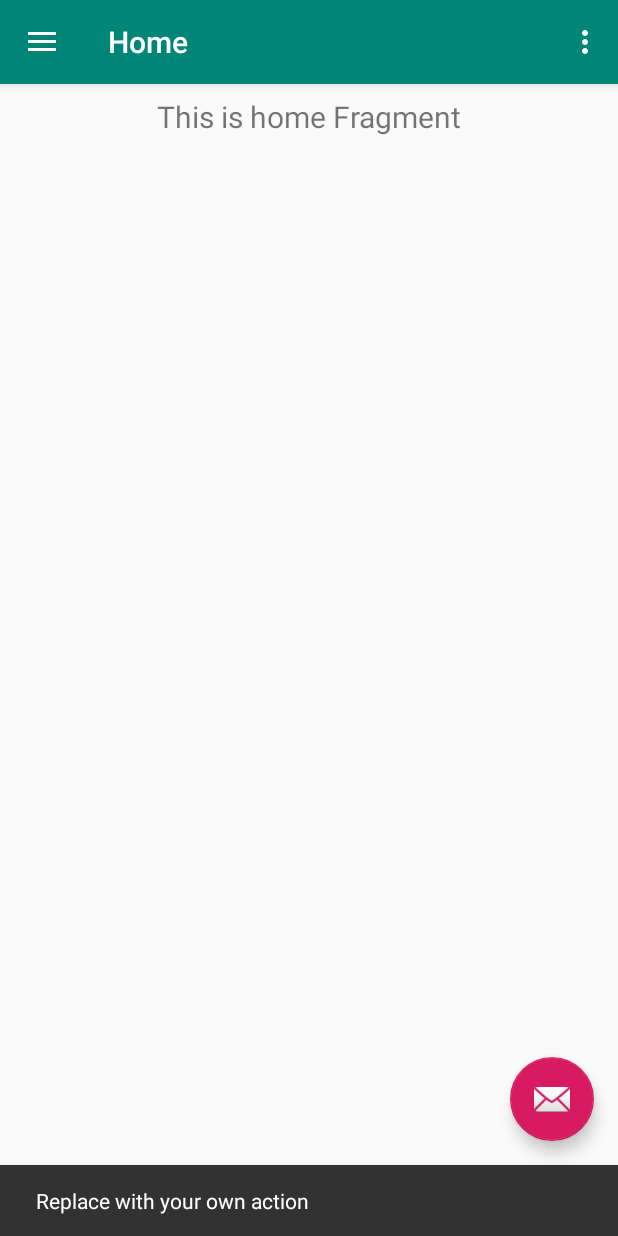
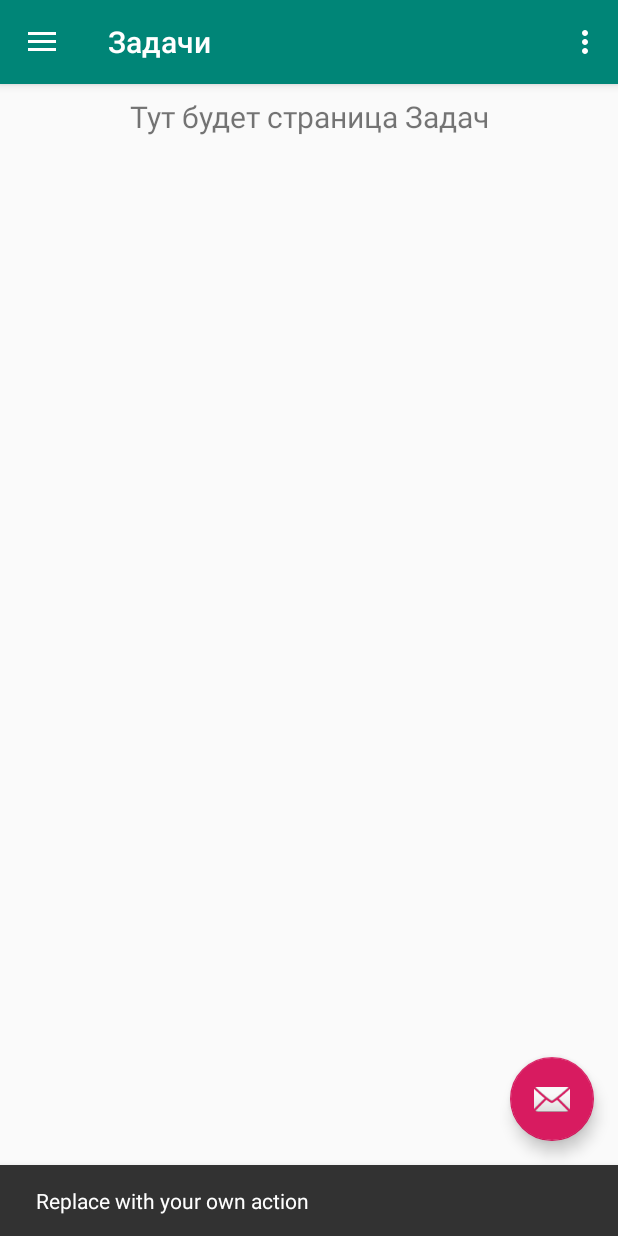
Before and after one commit to OliviaDilan/mobileAppManager, an Android app: the screen it shows after launch (MainActivity), after a tap on an icon or button, on a phone screen of 412 x 824 dp. Run offline under Robolectric (Android 15) with nearby library versions, the phone set to English and light mode, and no system bars; our stand-ins replace navigation-ui.

Commit message:
translate nav_bar

```diff
--- a/app/src/main/java/ru/rache/mobileappmanager/MainActivity.kt
+++ b/app/src/main/java/ru/rache/mobileappmanager/MainActivity.kt
@@ -36,8 +36,9 @@ class MainActivity : AppCompatActivity() {
         // menu should be considered as top level destinations.
         appBarConfiguration = AppBarConfiguration(
             setOf(
-                R.id.nav_home, R.id.nav_finances, R.id.nav_purchases, R.id.nav_slideshow,
-                R.id.nav_tools, R.id.nav_share, R.id.nav_send
+                R.id.nav_home, R.id.nav_finances, R.id.nav_purchases, R.id.nav_tools,
+                R.id.nav_slideshow,
+                R.id.nav_share, R.id.nav_send
             ), drawerLayout
         )
         setupActionBarWithNavController(navController, appBarConfiguration)
--- a/app/src/main/java/ru/rache/mobileappmanager/ui/finances/FinancesViewModel.kt
+++ b/app/src/main/java/ru/rache/mobileappmanager/ui/finances/FinancesViewModel.kt
@@ -7,7 +7,7 @@ import androidx.lifecycle.ViewModel
 class FinancesViewModel : ViewModel() {
 
         private val _text = MutableLiveData<String>().apply {
-        value = "This is finances Fragment"
+        value = "Тут будет страница учета бюджета"
     }
     val text: LiveData<String> = _text
 
--- a/app/src/main/java/ru/rache/mobileappmanager/ui/home/HomeViewModel.kt
+++ b/app/src/main/java/ru/rache/mobileappmanager/ui/home/HomeViewModel.kt
@@ -7,7 +7,7 @@ import androidx.lifecycle.ViewModel
 class HomeViewModel : ViewModel() {
 
     private val _text = MutableLiveData<String>().apply {
-        value = "This is home Fragment"
+        value = "Тут будет страница Задач"
     }
     val text: LiveData<String> = _text
 }
--- a/app/src/main/java/ru/rache/mobileappmanager/ui/purchases/PurchasesViewModel.kt
+++ b/app/src/main/java/ru/rache/mobileappmanager/ui/purchases/PurchasesViewModel.kt
@@ -7,7 +7,7 @@ import androidx.lifecycle.ViewModel
 class PurchasesViewModel : ViewModel() {
 
     private val _text = MutableLiveData<String>().apply {
-        value = "This is purchases Fragment"
+        value = "Тут будет страница покупок"
     }
     val text: LiveData<String> = _text
 }
--- a/app/src/main/java/ru/rache/mobileappmanager/ui/tools/ToolsViewModel.kt
+++ b/app/src/main/java/ru/rache/mobileappmanager/ui/tools/ToolsViewModel.kt
@@ -7,7 +7,7 @@ import androidx.lifecycle.ViewModel
 class ToolsViewModel : ViewModel() {
 
     private val _text = MutableLiveData<String>().apply {
-        value = "This is tools Fragment"
+        value = "Тут будут Настройки"
     }
     val text: LiveData<String> = _text
 }
--- a/app/src/main/res/layout/fragment_home.xml
+++ b/app/src/main/res/layout/fragment_home.xml
@@ -16,4 +16,5 @@
         app:layout_constraintEnd_toEndOf="parent"
         app:layout_constraintStart_toStartOf="parent"
         app:layout_constraintTop_toTopOf="parent" />
+
 </androidx.constraintlayout.widget.ConstraintLayout>
--- a/app/src/main/res/menu/activity_main_drawer.xml
+++ b/app/src/main/res/menu/activity_main_drawer.xml
@@ -13,17 +13,17 @@
             android:icon="@drawable/ic_menu_gallery"
             android:title="@string/menu_finances" />
         <item
-            android:id="@+id/nav_purchases"
-            android:icon="@drawable/ic_menu_gallery"
-            android:title="@string/menu_purchases" />
+        android:id="@+id/nav_purchases"
+        android:icon="@drawable/ic_menu_gallery"
+        android:title="@string/menu_purchases" />
+        <item
+            android:id="@+id/nav_tools"
+            android:icon="@drawable/ic_menu_manage"
+            android:title="@string/menu_tools" />
         <item
             android:id="@+id/nav_slideshow"
             android:icon="@drawable/ic_menu_slideshow"
             android:title="@string/menu_slideshow" />
-        <item
-            android:id="@+id/nav_tools"
-            android:icon="@drawable/ic_menu_manage"
-            android:title="@string/menu_tools" />
     </group>
 
     <item android:title="Communicate">
--- a/app/src/main/res/navigation/mobile_navigation.xml
+++ b/app/src/main/res/navigation/mobile_navigation.xml
@@ -24,16 +24,16 @@
         tools:layout="@layout/fragment_purchases" />
 
     <fragment
+        android:id="@+id/nav_tools"
+        android:name="ru.rache.mobileappmanager.ui.tools.ToolsFragment"
+        android:label="@string/menu_tools"
+        tools:layout="@layout/fragment_tools" />
+
+    <fragment
         android:id="@+id/nav_slideshow"
         android:name="ru.rache.mobileappmanager.ui.slideshow.SlideshowFragment"
         android:label="@string/menu_slideshow"
         tools:layout="@layout/fragment_slideshow" />
-
-    <fragment
-        android:id="@+id/nav_tools"
-        android:name="ru.rache.mobileappmanager.ui.tools.ToolsFragment"
-        android:label="@string/menu_tools"
-        tools:layout="@layout/fragment_tools" />
 
     <fragment
         android:id="@+id/nav_share"
--- a/app/src/main/res/values/strings.xml
+++ b/app/src/main/res/values/strings.xml
@@ -7,11 +7,11 @@
     <string name="nav_header_desc">Navigation header</string>
     <string name="action_settings">Settings</string>
 
-    <string name="menu_home">Home</string>
+    <string name="menu_home">Задачи</string>
     <string name="menu_finances">Бюджет</string>
     <string name="menu_purchases">Покупки</string>
+    <string name="menu_tools">Настройки</string>
     <string name="menu_slideshow">Slideshow</string>
-    <string name="menu_tools">Tools</string>
     <string name="menu_share">Share</string>
     <string name="menu_send">Send</string>
 </resources>
```
